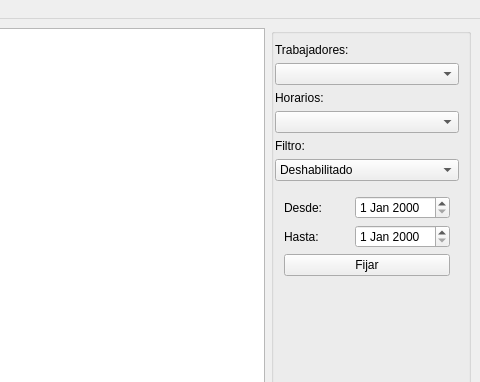
Old version of the form ui/MainView.ui in the repository linoboss/PyExcel; both pictures show x 147 to 627 and y 0 to 382 of the 627 by 531 pixel window.
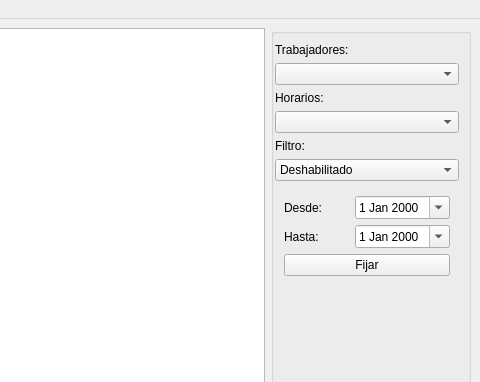
New version of the form. The open tabs and pages were chosen to show the change.

```diff
--- a/ui/MainView.ui
+++ b/ui/MainView.ui
@@ -184,7 +184,11 @@
                   </widget>
                  </item>
                  <item row="0" column="1">
-                  <widget class="QDateEdit" name="qfromdate"/>
+                  <widget class="QDateEdit" name="qfromdate">
+                   <property name="calendarPopup">
+                    <bool>true</bool>
+                   </property>
+                  </widget>
                  </item>
                  <item row="1" column="0">
                   <widget class="QLabel" name="label_2">
@@ -194,7 +198,11 @@
                   </widget>
                  </item>
                  <item row="1" column="1">
-                  <widget class="QDateEdit" name="qtodate"/>
+                  <widget class="QDateEdit" name="qtodate">
+                   <property name="calendarPopup">
+                    <bool>true</bool>
+                   </property>
+                  </widget>
                  </item>
                 </layout>
                </item>
```
Left out of the diff: 10 changed lines with no effect on the pictures.
